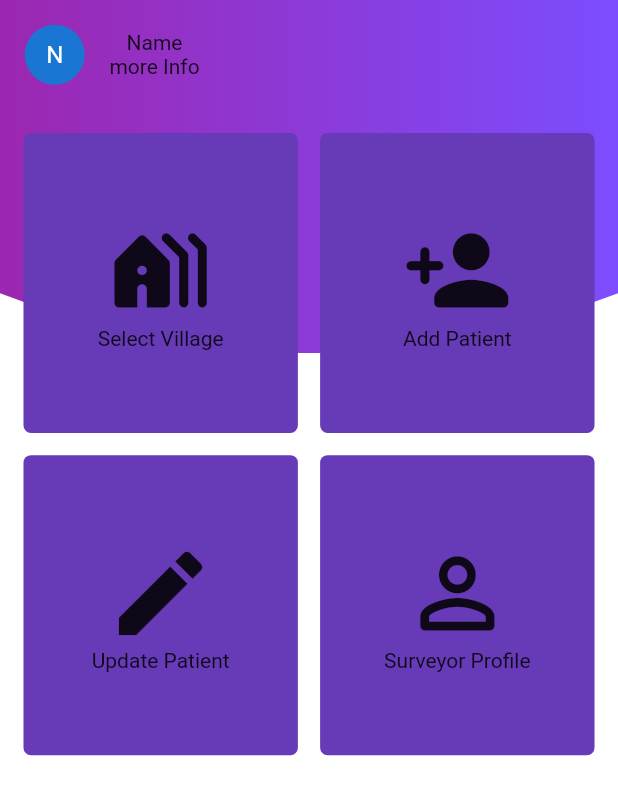
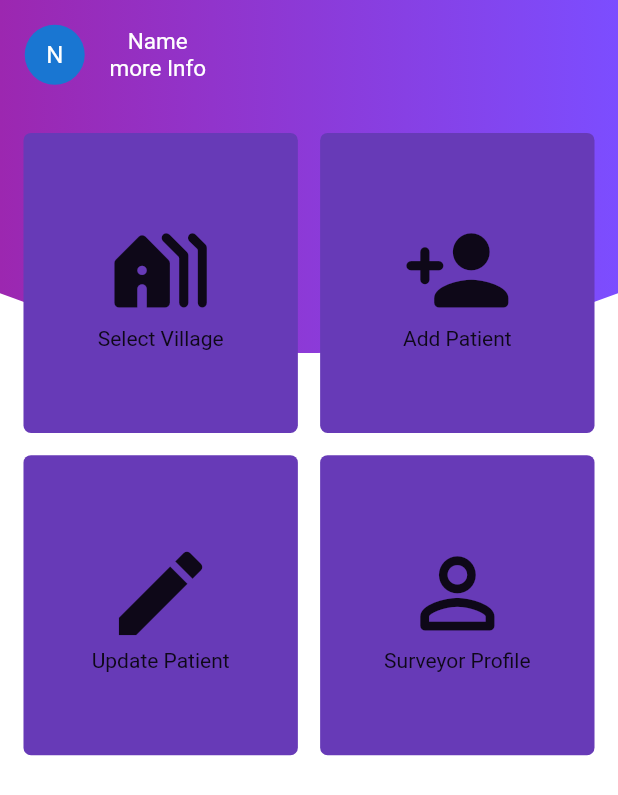
Before and after one commit to piyushwani004/medical_servey_app, a Flutter app: the screen it shows after launch, on a phone screen of 412 x 824 dp. Shown: the top 795 px of the screen. Run offline on Flutter 3.47's test engine with Material 2 defaults, Android fonts, the light colour scheme and no system bars; our stand-ins replace firebase_core, google_fonts; accounts and stored records are empty.

Commit message:
changed dependencies

```diff
--- a/lib/pages/Surveyor/surveyor_home.dart
+++ b/lib/pages/Surveyor/surveyor_home.dart
@@ -43,7 +43,6 @@ class _SurveyorHomePageState extends State<SurveyorHomePage> {
               )
             ],
           ),
-
           ListView(
             children: [
               Align(
@@ -65,7 +64,7 @@ class _SurveyorHomePageState extends State<SurveyorHomePage> {
                           Padding(
                             padding: Common.allPadding(mHeight: height),
                             child: Column(
-                              children: [Text('Name'), Text('more Info')],
+                              children: [Text('Name',style: Common.normalTextStyle(color: Colors.white),), Text('more Info',style: Common.normalTextStyle(color: Colors.white),)],
                             ),
                           )
                         ],
--- a/pubspec.yaml
+++ b/pubspec.yaml
@@ -32,9 +32,9 @@ dependencies:
   connectivity: ^3.0.6
   provider: ^6.0.1
   intl: ^0.17.0
-  firebase_auth: ^1.2.0
-  firebase_core: ^1.2.0
-  cloud_firestore: ^2.4.0
+  firebase_auth: ^3.3.5
+  firebase_core: ^1.11.0
+  cloud_firestore: ^3.1.6
 
 dev_dependencies:
   flutter_test:
```
